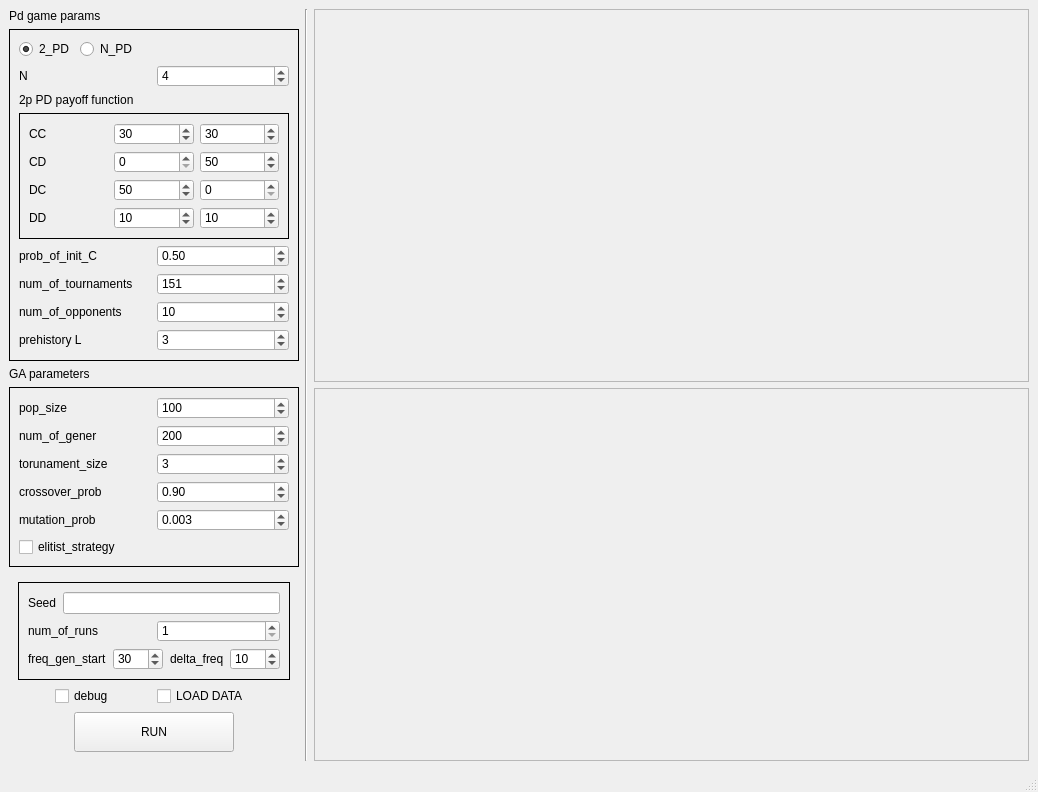
Qt form ain_code/ui/main_window.ui (fishija/prisoners-dilemma) before a commit.
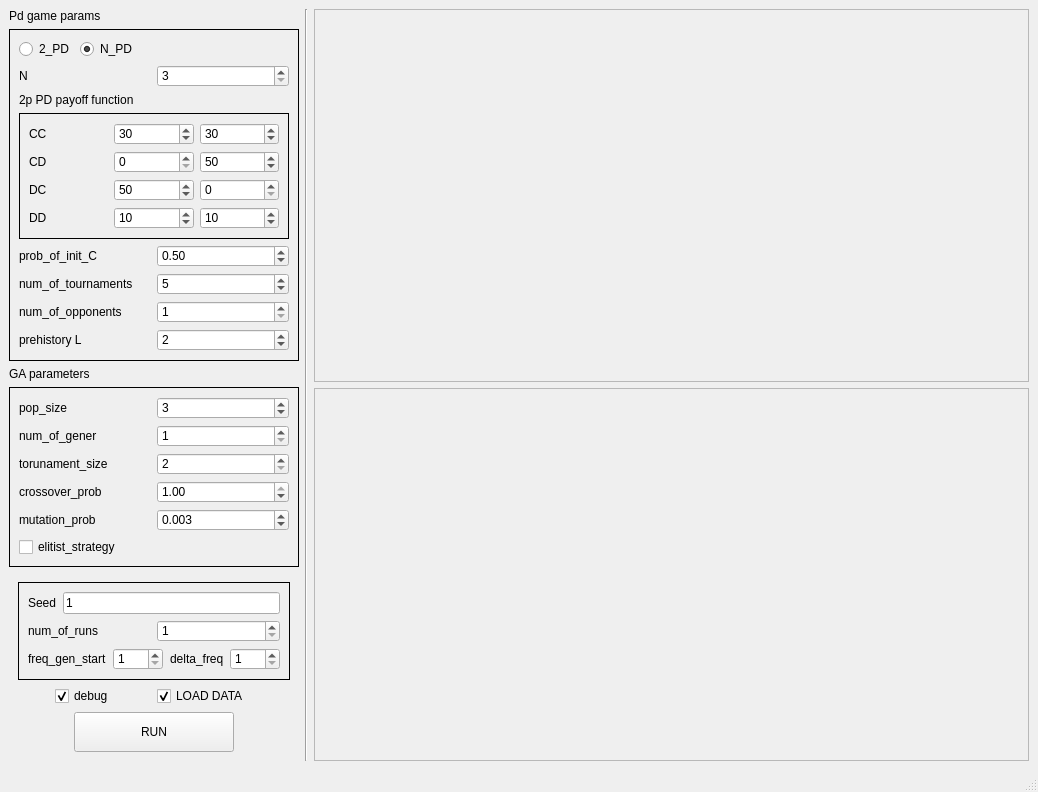
The same form after that commit.

```diff
--- a/ain_code/ui/main_window.ui
+++ b/ain_code/ui/main_window.ui
@@ -52,7 +52,7 @@
               <string>2_PD</string>
              </property>
              <property name="checked">
-              <bool>true</bool>
+              <bool>false</bool>
              </property>
             </widget>
            </item>
@@ -61,6 +61,9 @@
              <property name="text">
               <string>N_PD</string>
              </property>
+             <property name="checked">
+              <bool>true</bool>
+             </property>
             </widget>
            </item>
            <item>
@@ -109,7 +112,7 @@
               <number>20</number>
              </property>
              <property name="value">
-              <number>4</number>
+              <number>3</number>
              </property>
             </widget>
            </item>
@@ -280,7 +283,7 @@
               <number>1000</number>
              </property>
              <property name="value">
-              <number>151</number>
+              <number>5</number>
              </property>
             </widget>
            </item>
@@ -330,7 +333,7 @@
               <number>1000</number>
              </property>
              <property name="value">
-              <number>10</number>
+              <number>1</number>
              </property>
             </widget>
            </item>
@@ -350,7 +353,7 @@
               <number>6</number>
              </property>
              <property name="value">
-              <number>3</number>
+              <number>2</number>
              </property>
             </widget>
            </item>
@@ -405,7 +408,7 @@
               <number>999999999</number>
              </property>
              <property name="value">
-              <number>100</number>
+              <number>3</number>
              </property>
             </widget>
            </item>
@@ -438,7 +441,7 @@
               <number>999999999</number>
              </property>
              <property name="value">
-              <number>200</number>
+              <number>1</number>
              </property>
             </widget>
            </item>
@@ -454,7 +457,7 @@
               <double>0.010000000000000</double>
              </property>
              <property name="value">
-              <double>0.900000000000000</double>
+              <double>1.000000000000000</double>
              </property>
             </widget>
            </item>
@@ -488,7 +491,7 @@
               <number>999999999</number>
              </property>
              <property name="value">
-              <number>3</number>
+              <number>2</number>
              </property>
             </widget>
            </item>
@@ -563,7 +566,7 @@
                  <string/>
                 </property>
                 <property name="text">
-                 <string/>
+                 <string>1</string>
                 </property>
                </widget>
               </item>
@@ -614,7 +617,7 @@
                  <number>1000</number>
                 </property>
                 <property name="value">
-                 <number>30</number>
+                 <number>1</number>
                 </property>
                </widget>
               </item>
@@ -653,7 +656,7 @@
                  <number>200</number>
                 </property>
                 <property name="value">
-                 <number>10</number>
+                 <number>1</number>
                 </property>
                </widget>
               </item>
@@ -682,6 +685,9 @@
              <property name="text">
               <string>debug</string>
              </property>
+             <property name="checked">
+              <bool>true</bool>
+             </property>
             </widget>
            </item>
            <item>
@@ -689,6 +695,9 @@
              <property name="text">
               <string>LOAD DATA</string>
              </property>
+             <property name="checked">
+              <bool>true</bool>
+             </property>
             </widget>
            </item>
           </layout>
```
